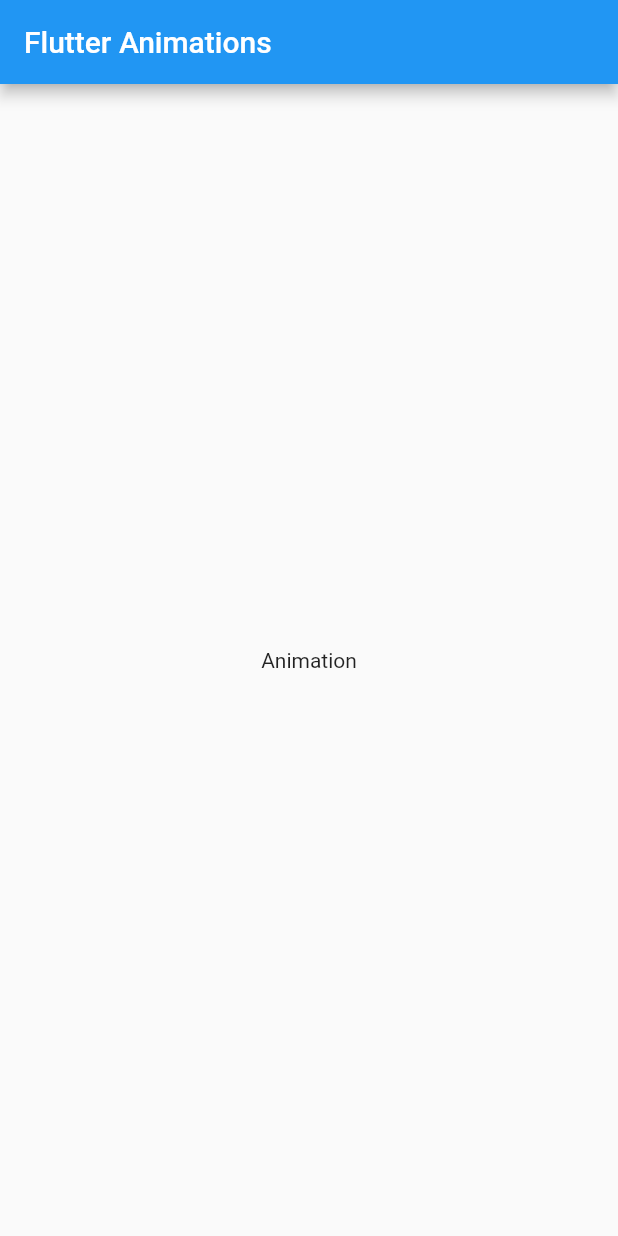
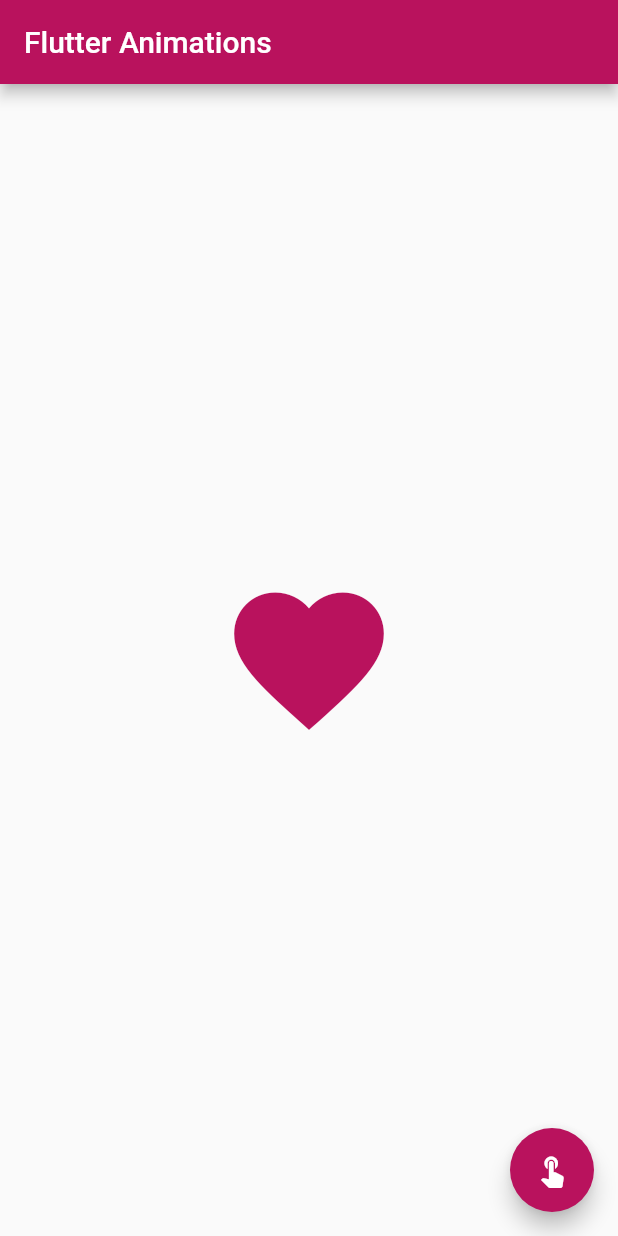
Before and after one commit to Ivy-Walobwa/flutter_animations, a Flutter app: the screen it shows after launch, on a phone screen of 412 x 824 dp. Run offline on Flutter 3.47's test engine with Material 2 defaults, Android fonts, the phone set to English and light mode, and no system bars.

```diff
--- a/lib/main.dart
+++ b/lib/main.dart
@@ -30,14 +30,35 @@ class MyHomePage extends StatefulWidget {
 }
 
 class _MyHomePageState extends State<MyHomePage> {
+  bool opaque = true;
+  void animate() {
+    setState(() {
+      opaque = !opaque;
+    });
+  }
+
   @override
   Widget build(BuildContext context) {
     return Scaffold(
       appBar: AppBar(
+        backgroundColor: const Color(0xffB9125D),
         title: Text(widget.title),
       ),
-      body: const Center(
-        child: Text("Animation"),
+      body: Center(
+        child: AnimatedOpacity(
+          duration: const Duration(seconds: 2),
+          opacity: opaque ? 1 : 0,
+          child: const Icon(
+            Icons.favorite,
+            size: 120,
+            color: Color(0xffB9125D),
+          ),
+        ),
+      ),
+      floatingActionButton: FloatingActionButton(
+        backgroundColor: const Color(0xffB9125D),
+        onPressed: animate,
+        child: const Icon(Icons.touch_app),
       ),
     );
   }
```
